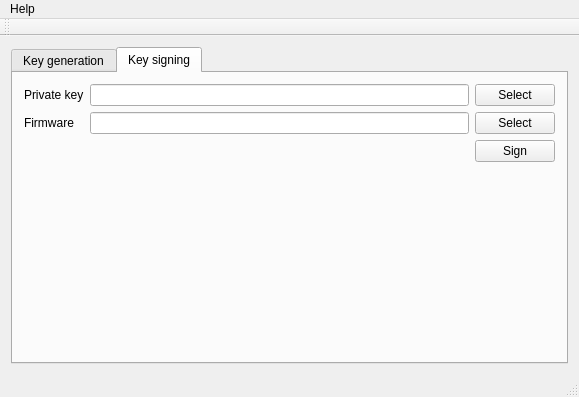
Old version of the form test_pyqt5/nets_keymanagement/mainwindow.ui in the repository zealotnt/workspace_python.
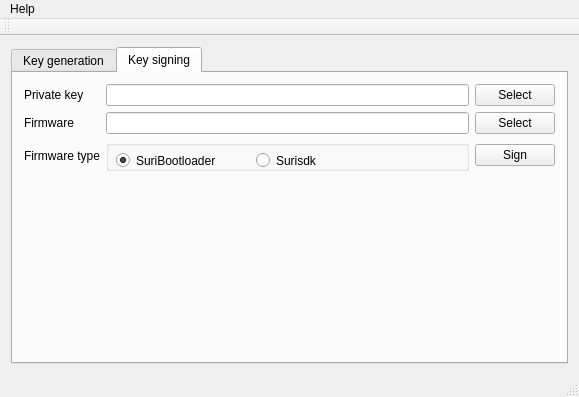
New version of the form.

Commit message: support signing 2 type of firmware

The edit to the form file:
```diff
--- a/test_pyqt5/nets_keymanagement/mainwindow.ui
+++ b/test_pyqt5/nets_keymanagement/mainwindow.ui
@@ -109,6 +109,49 @@
        <layout class="QGridLayout" name="gridLayout_4">
         <item row="0" column="0">
          <layout class="QGridLayout" name="gridLayout_3">
+          <item row="2" column="2">
+           <widget class="QPushButton" name="btnSignFirmware">
+            <property name="text">
+             <string>Sign</string>
+            </property>
+           </widget>
+          </item>
+          <item row="2" column="1">
+           <widget class="QGroupBox" name="groupBox">
+            <property name="title">
+             <string/>
+            </property>
+            <widget class="QRadioButton" name="radBtnSurisdk">
+             <property name="geometry">
+              <rect>
+               <x>150</x>
+               <y>10</y>
+               <width>100</width>
+               <height>21</height>
+              </rect>
+             </property>
+             <property name="text">
+              <string>Surisdk</string>
+             </property>
+            </widget>
+            <widget class="QRadioButton" name="radBtnSuriBl">
+             <property name="geometry">
+              <rect>
+               <x>10</x>
+               <y>10</y>
+               <width>120</width>
+               <height>21</height>
+              </rect>
+             </property>
+             <property name="text">
+              <string>SuriBootloader</string>
+             </property>
+             <property name="checked">
+              <bool>true</bool>
+             </property>
+            </widget>
+           </widget>
+          </item>
           <item row="0" column="1">
            <widget class="QLineEdit" name="editSignKeyPath"/>
           </item>
@@ -143,13 +186,6 @@
             </property>
            </widget>
           </item>
-          <item row="2" column="2">
-           <widget class="QPushButton" name="btnSignFirmware">
-            <property name="text">
-             <string>Sign</string>
-            </property>
-           </widget>
-          </item>
           <item row="3" column="2">
            <spacer name="verticalSpacer">
             <property name="orientation">
@@ -163,18 +199,12 @@
             </property>
            </spacer>
           </item>
-          <item row="2" column="1">
-           <spacer name="horizontalSpacer_2">
-            <property name="orientation">
-             <enum>Qt::Horizontal</enum>
+          <item row="2" column="0">
+           <widget class="QLabel" name="label">
+            <property name="text">
+             <string>Firmware type</string>
             </property>
-            <property name="sizeHint" stdset="0">
-             <size>
-              <width>40</width>
-              <height>20</height>
-             </size>
-            </property>
-           </spacer>
+           </widget>
           </item>
          </layout>
         </item>
```
Left out of the diff: 1 changed line with no effect on the pictures. The commit also changes 2 other files.
